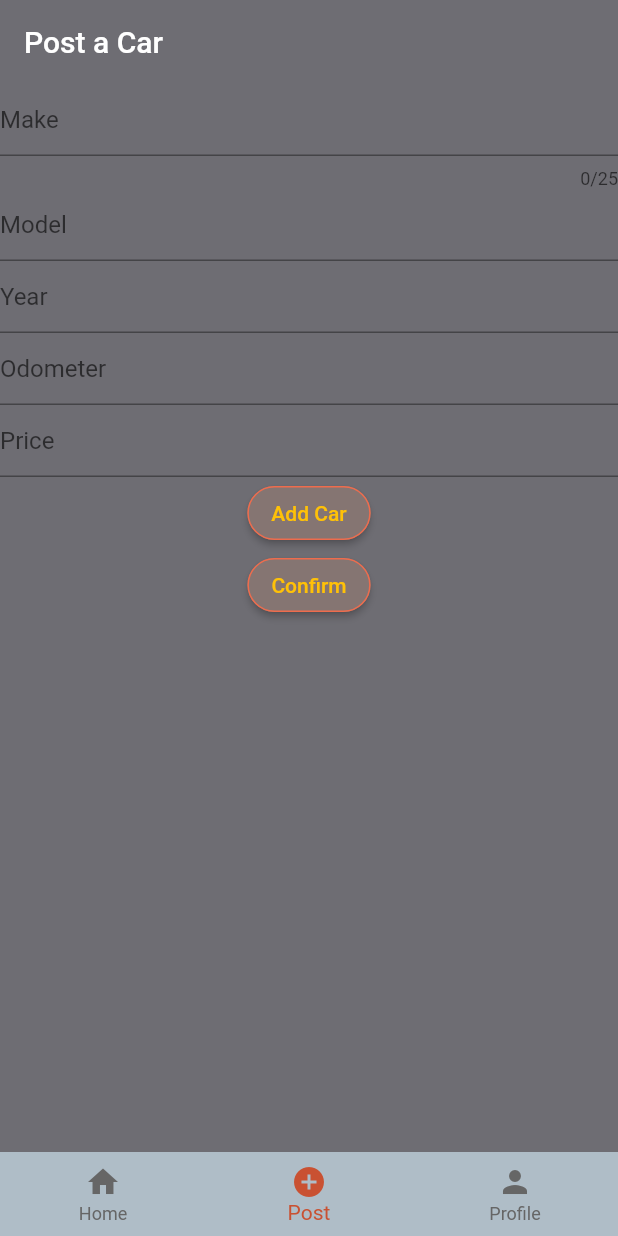
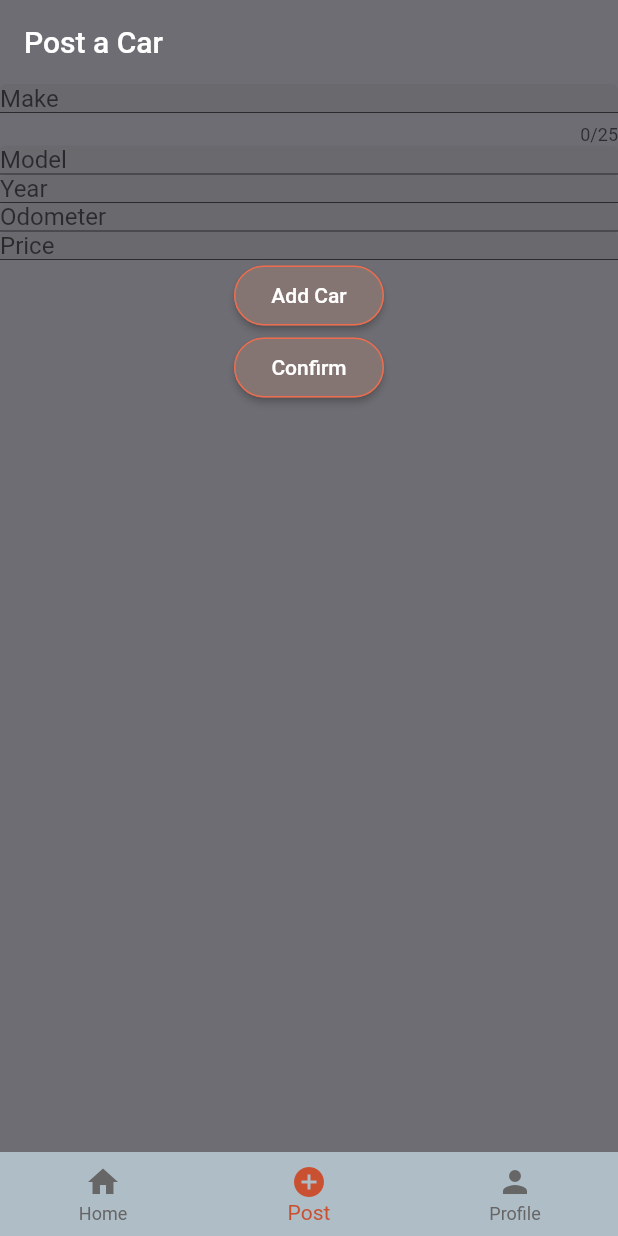
Before and after one commit to domtom1126/stick_testing, a Flutter app: the screen it shows after launch, item 2 of the bottom bar chosen, on a phone screen of 412 x 824 dp. Run offline on Flutter 3.47's test engine with Material 2 defaults, Android fonts, the phone set to English and light mode, and no system bars; our stand-ins replace bloc, cloud_firestore, firebase_core, flutter_bloc, hexcolor; accounts and stored records are empty.

Commit message:
more global styling:gpo

```diff
--- a/lib/main.dart
+++ b/lib/main.dart
@@ -1,4 +1,5 @@
 import 'package:firebase_core/firebase_core.dart';
+import 'package:flutter/cupertino.dart';
 import 'package:flutter/material.dart';
 import 'package:hexcolor/hexcolor.dart';
 import 'package:testing/screens/post.dart';
@@ -21,7 +22,7 @@ class MyApp extends StatelessWidget {
   final selectedColor = HexColor('C95132');
   final unselectedColor = HexColor('666666');
   final buttonBackgroundColor = HexColor('857572');
-  final buttonForegroundColor = HexColor('FFC107');
+  final buttonForegroundColor = HexColor('ffffff');
   final buttonBorderColor = HexColor('EE6C4D');
   // This widget is the root of your application.
   @override
@@ -30,14 +31,18 @@ class MyApp extends StatelessWidget {
       // initialRoute: '/home',
       debugShowCheckedModeBanner: false,
       theme: ThemeData(
-        bottomNavigationBarTheme: BottomNavigationBarThemeData(
+        // * AppBar Theme
+        appBarTheme: AppBarTheme(
+          backgroundColor: appBarBackgroundColor,
+          foregroundColor: appBarTextColor,
           elevation: 0,
-          backgroundColor: bottomBarBackgroundColor,
-          selectedItemColor: selectedColor,
-          unselectedItemColor: unselectedColor,
         ),
+        // * Scaffold Theme
+        scaffoldBackgroundColor: scaffoldBackgroundColor,
+        // * START button theme
         elevatedButtonTheme: ElevatedButtonThemeData(
           style: ButtonStyle(
+            minimumSize: MaterialStateProperty.all<Size>(Size(100, 40)),
             backgroundColor: MaterialStateProperty.all<Color>(
               buttonBackgroundColor,
             ),
@@ -55,13 +60,21 @@ class MyApp extends StatelessWidget {
             ),
           ),
         ),
-        // Global appBar theme
-        appBarTheme: AppBarTheme(
-          backgroundColor: appBarBackgroundColor,
-          foregroundColor: appBarTextColor,
+        // * END button theme
+        // * START text form field theme
+        inputDecorationTheme: InputDecorationTheme(
+          isCollapsed: true,
+          filled: true,
+        ),
+        // * END text form field theme
+        // * START bottom bar theme
+        bottomNavigationBarTheme: BottomNavigationBarThemeData(
           elevation: 0,
+          backgroundColor: bottomBarBackgroundColor,
+          selectedItemColor: selectedColor,
+          unselectedItemColor: unselectedColor,
         ),
-        scaffoldBackgroundColor: scaffoldBackgroundColor,
+        // * END bottom bar theme
       ),
       home: const BottomBar(),
     );
```
